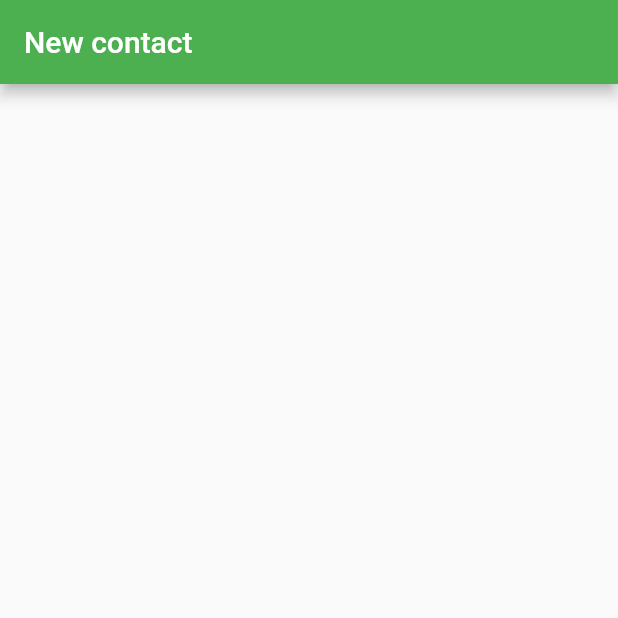
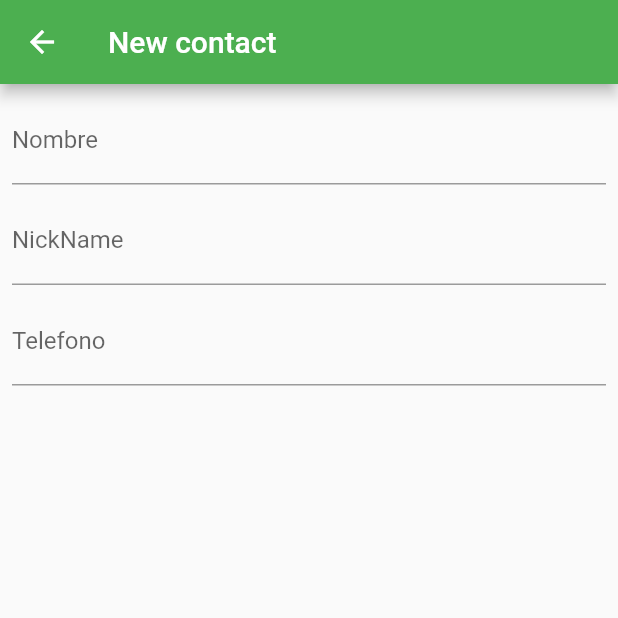
Before and after one commit to goandreus/todo_expo, a Flutter app: the FormContactPage screen opened by its route, on a phone screen of 412 x 824 dp, the top half of it. Run offline on Flutter 3.47's test engine with Material 2 defaults, Android fonts, the phone set to English and light mode, and no system bars; statements that could not run were skipped.

Commit message:
controllers text and editing controlle global key

```diff
--- a/lib/ui/pages/form_contact_page.dart
+++ b/lib/ui/pages/form_contact_page.dart
@@ -3,22 +3,75 @@ import 'package:flutter/material.dart';
 GlobalKey<FormState> formContactKey = GlobalKey<FormState>();
 GlobalKey<ScaffoldState> formPageKey = GlobalKey<ScaffoldState>();
 
-class FormContactPage extends StatelessWidget {
+class FormContactPage extends StatefulWidget {
+  @override
+  _FormContactPageState createState() => _FormContactPageState();
+}
+
+class _FormContactPageState extends State<FormContactPage> {
+
+  TextEditingController _nameController;
+  TextEditingController _nicknameController;
+  TextEditingController _telefonoController;
+
+  @override
+  void initState() {
+    super.initState();
+    _nameController = TextEditingController(text: '');
+    _nicknameController = TextEditingController(text: '');
+    _telefonoController = TextEditingController(text: '');
+  }
+
   @override
   Widget build(BuildContext context) {
+    print(_nameController.text);
     return Scaffold(
       key: formPageKey,
       appBar: AppBar(
-        automaticallyImplyLeading: false,
+       // automaticallyImplyLeading: false,
         title: Text('New contact'),
       ),
-      body: SingleChildScrollView(
-        child: Form(
-          key: formContactKey,
-          child: Column(
-            children: <Widget>[
-
-            ],
+      body: GestureDetector(
+        onTap: (){
+          FocusScope.of(context).requestFocus(FocusNode());
+        },
+        child: SingleChildScrollView(
+          child: Form(
+            key: formContactKey,
+            child: Padding(
+              padding: EdgeInsets.all(8),
+              child: Column(
+                children: <Widget>[
+                  TextFormField(
+                    decoration: InputDecoration(
+                      labelText: 'Nombre'
+                    ),
+                    controller: _nameController,
+                    onChanged: (value) => print(_nameController.text),
+                  ),
+                  SizedBox(
+                    height: 8,
+                  ),
+                  TextFormField(
+                    decoration: InputDecoration(
+                      labelText: 'NickName'
+                    ),
+                    controller: _nicknameController,
+                    onChanged: (value) => print(_nicknameController.text),
+                  ),
+                  SizedBox(
+                    height: 8,
+                  ),
+                  TextFormField(
+                    decoration: InputDecoration(
+                      labelText: 'Telefono'
+                    ),
+                    controller: _telefonoController,
+                    onChanged: (value) => print(_telefonoController.text),
+                  ),
+                ],
+              ),
+            ),
           ),
         ),
       ),
```
